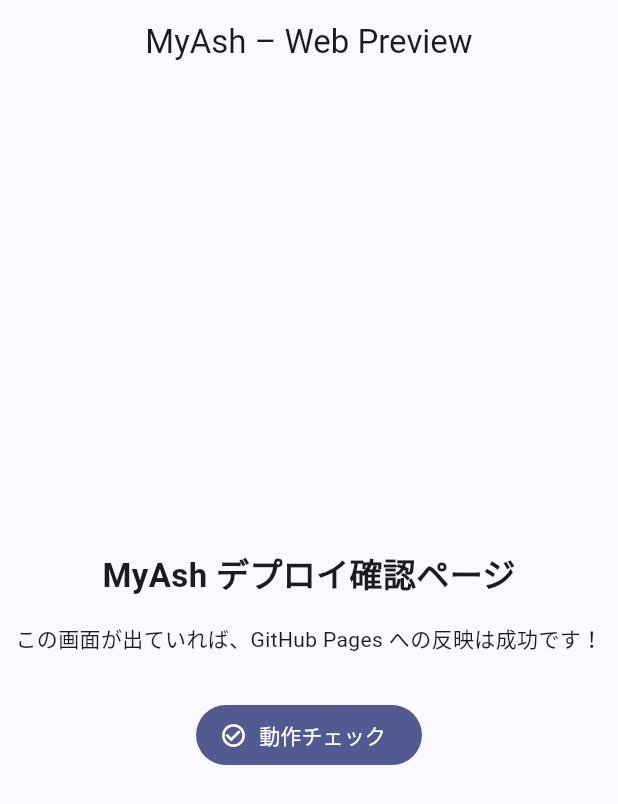
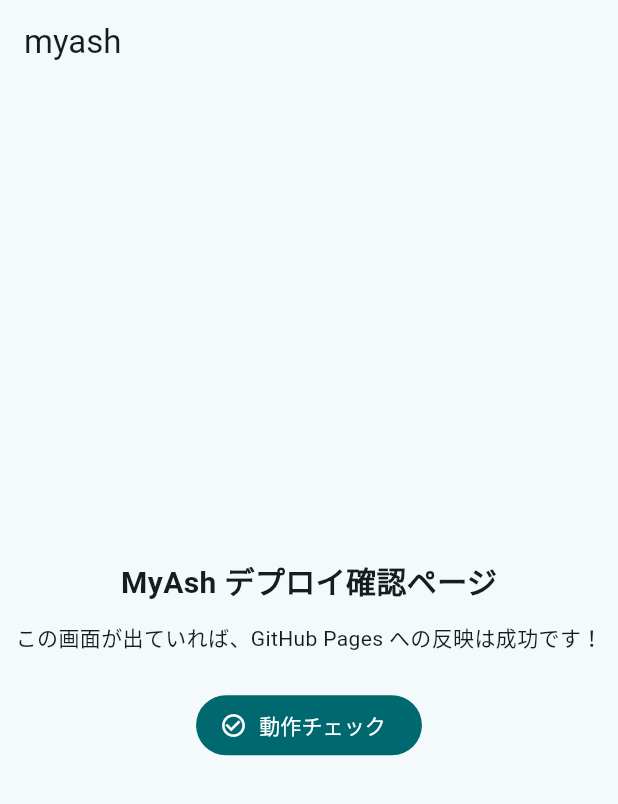
Before and after one commit to MyAsh2025/myash, a Flutter app: the screen it shows after launch, on a phone screen of 412 x 824 dp. Shown: the top 804 px of the screen. Run offline on Flutter 3.47's test engine with Material 3 defaults, Android fonts, the phone set to English and light mode, and no system bars; our stand-ins replace hive, hive_flutter; accounts and stored records are empty.

Commit message:
MyAsh: update UI and rebuild (no SW, base /myash/)

```diff
--- a/lib/main.dart
+++ b/lib/main.dart
@@ -1,6 +1,5 @@
 import 'package:flutter/material.dart';
 import 'src/ui/pages/home_page.dart';
-
 
 void main() {
   WidgetsFlutterBinding.ensureInitialized();
@@ -16,7 +15,7 @@ class MyAshApp extends StatelessWidget {
       title: 'MyAsh',
       debugShowCheckedModeBanner: false,
       theme: ThemeData(
-        colorScheme: ColorScheme.fromSeed(seedColor: const Color(0xFF5C6BC0)),
+        colorScheme: ColorScheme.fromSeed(seedColor: Color(0xFF56C8D0)),
         useMaterial3: true,
       ),
       home: const HomePage(),
--- a/lib/src/ui/pages/home_page.dart
+++ b/lib/src/ui/pages/home_page.dart
@@ -6,34 +6,22 @@ class HomePage extends StatelessWidget {
   @override
   Widget build(BuildContext context) {
     return Scaffold(
-      appBar: AppBar(
-        title: const Text('MyAsh – Web Preview'),
-        centerTitle: true,
-      ),
+      appBar: AppBar(title: const Text('myash')),
       body: Center(
         child: Column(
           mainAxisSize: MainAxisSize.min,
           children: [
             const Text(
               'MyAsh デプロイ確認ページ',
-              style: TextStyle(
-                fontSize: 22,
-                fontWeight: FontWeight.bold,
-              ),
+              style: TextStyle(fontSize: 20, fontWeight: FontWeight.bold),
             ),
-            const SizedBox(height: 16),
-            const Text(
-              'この画面が出ていれば、GitHub Pages への反映は成功です！',
-              textAlign: TextAlign.center,
-            ),
-            const SizedBox(height: 30),
+            const SizedBox(height: 12),
+            const Text('この画面が出ていれば、GitHub Pages への反映は成功です！'),
+            const SizedBox(height: 24),
             FilledButton.icon(
               onPressed: () {
                 ScaffoldMessenger.of(context).showSnackBar(
-                  const SnackBar(
-                    content: Text('✨ 反映OK！'),
-                    duration: Duration(seconds: 2),
-                  ),
+                  const SnackBar(content: Text('✨ 反映OK！'), duration: Duration(seconds: 2)),
                 );
               },
               icon: const Icon(Icons.check_circle_outline),
```
Also changed, not shown: 1 other file.
